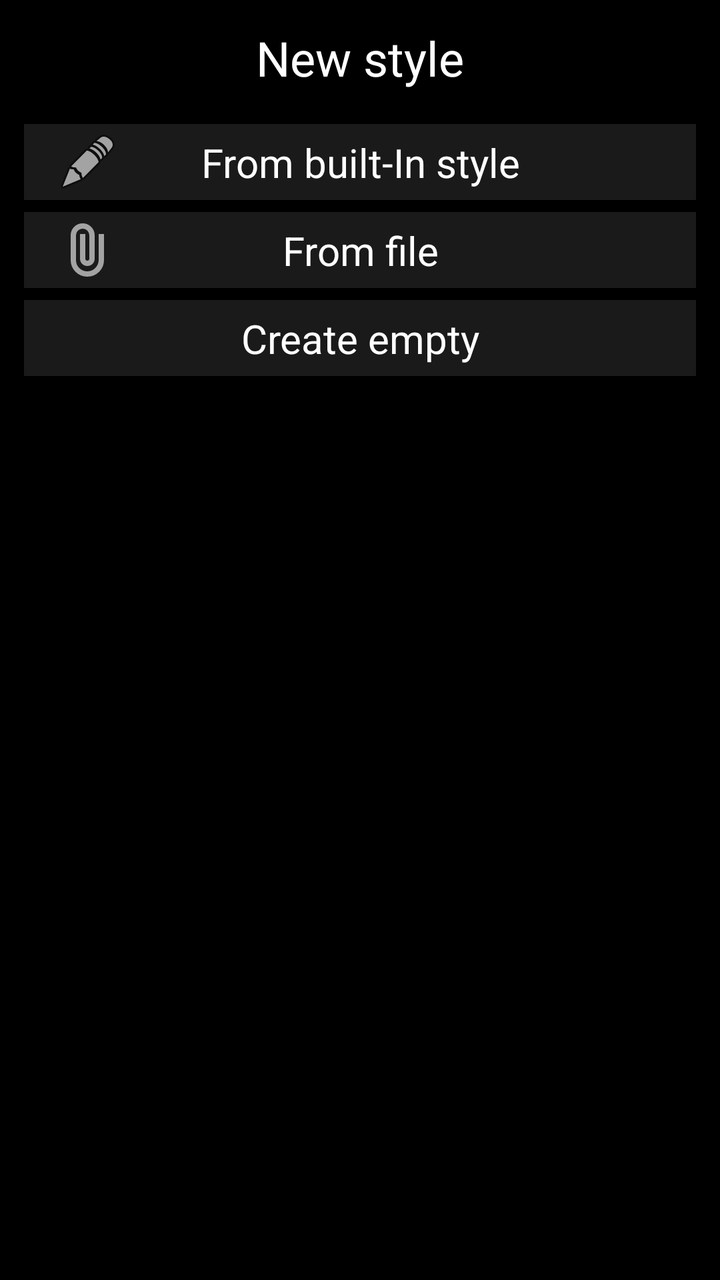
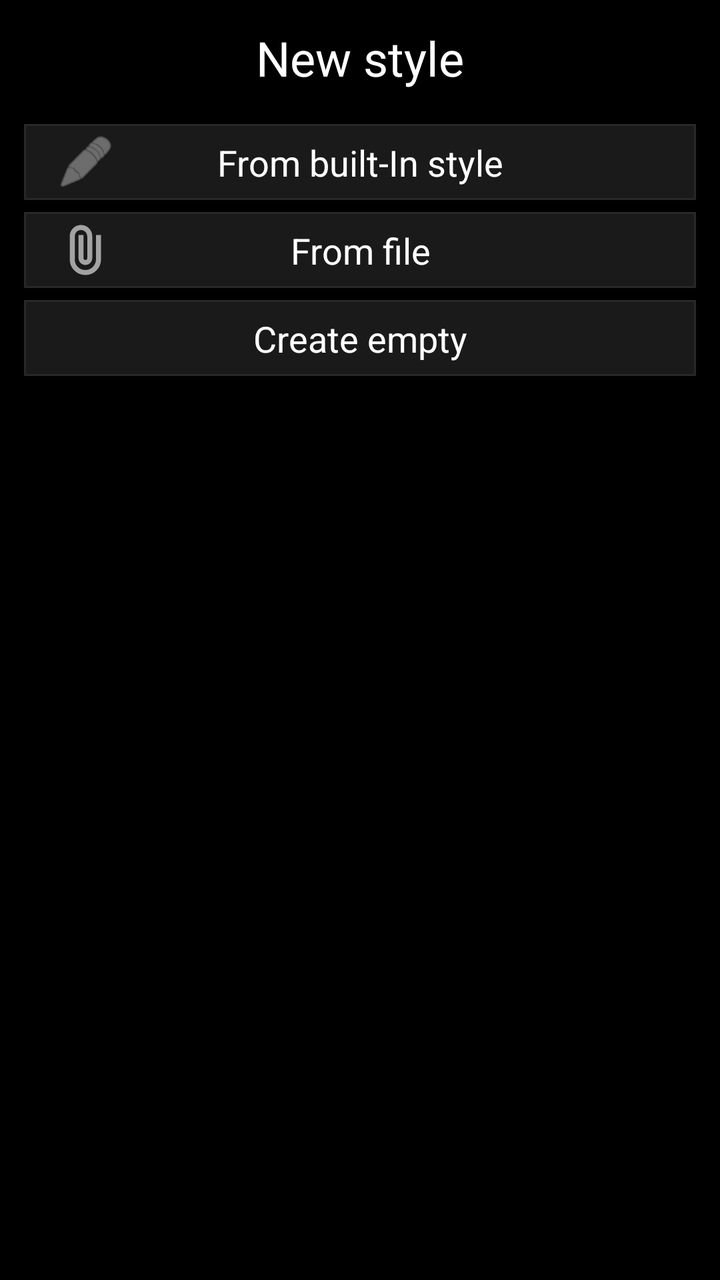

Compare the two renders of this Android layout. The source of the first and the diff that turns it into the second are given below.
<!-- AndroidManifest.xml: fallback theme Theme.MaterialComponents.DayNight.NoActionBar -->
<!-- res/layout/dialog_new_style.xml -->
<?xml version="1.0" encoding="utf-8"?>
<androidx.constraintlayout.widget.ConstraintLayout
        xmlns:android="http://schemas.android.com/apk/res/android"
        xmlns:app="http://schemas.android.com/apk/res-auto"
        android:layout_width="match_parent"
        android:layout_height="wrap_content"
        android:background="#000000"
        android:padding="12dp">

    <TextView
            android:id="@+id/title"
            android:layout_width="wrap_content"
            android:layout_height="34dp"
            android:gravity="center"
            android:text="New style"
            android:textColor="#FFFFFF"
            android:textSize="24sp"
            app:layout_constraintTop_toTopOf="parent"
            app:layout_constraintStart_toStartOf="parent"
            app:layout_constraintEnd_toEndOf="parent" />

    <androidx.constraintlayout.widget.ConstraintLayout
            android:id="@+id/buttonFromBuiltInStyle"
            android:layout_width="match_parent"
            android:layout_height="38dp"
            android:layout_marginTop="16dp"
            android:layout_marginBottom="2dp"
            android:background="#1B1A1A"
            app:layout_constraintTop_toBottomOf="@id/title"
            app:layout_constraintStart_toStartOf="parent"
            app:layout_constraintEnd_toEndOf="parent">

        <ImageView
                android:id="@+id/builtInStyleIcon"
                android:layout_width="32dp"
                android:layout_height="32dp"
                android:layout_marginStart="16dp"
                android:src="@android:drawable/ic_menu_edit"
                app:layout_constraintBottom_toBottomOf="parent"
                app:layout_constraintStart_toStartOf="parent"
                app:layout_constraintTop_toTopOf="parent" />

        <TextView
                android:id="@+id/builtInStyleText"
                android:layout_width="0dp"
                android:layout_height="wrap_content"
                android:gravity="center"
                android:text="From built-In style"
                android:textColor="#FFFFFF"
                android:textSize="20sp"
                app:layout_constraintTop_toTopOf="parent"
                app:layout_constraintBottom_toBottomOf="parent"
                app:layout_constraintStart_toStartOf="parent"
                app:layout_constraintEnd_toEndOf="parent" />
    </androidx.constraintlayout.widget.ConstraintLayout>

    <androidx.constraintlayout.widget.ConstraintLayout
            android:id="@+id/buttonFromFile"
            android:layout_width="match_parent"
            android:layout_height="38dp"
            android:layout_marginTop="6dp"
            android:layout_marginBottom="2dp"
            android:background="#1B1A1A"
            app:layout_constraintTop_toBottomOf="@id/buttonFromBuiltInStyle"
            app:layout_constraintStart_toStartOf="parent"
            app:layout_constraintEnd_toEndOf="parent">

        <ImageView
                android:id="@+id/fileIcon"
                android:layout_width="32dp"
                android:layout_height="32dp"
                android:layout_marginStart="16dp"
                android:src="@drawable/ic_file"
                app:tint="#a4a3a3"
                app:layout_constraintBottom_toBottomOf="parent"
                app:layout_constraintStart_toStartOf="parent"
                app:layout_constraintTop_toTopOf="parent" />

        <TextView
                android:id="@+id/fileBtnText"
                android:layout_width="0dp"
                android:layout_height="wrap_content"
                android:gravity="center"
                android:text="From file"
                android:textColor="#FFFFFF"
                android:textSize="20sp"
                app:layout_constraintTop_toTopOf="parent"
                app:layout_constraintBottom_toBottomOf="parent"
                app:layout_constraintStart_toStartOf="parent"
                app:layout_constraintEnd_toEndOf="parent" />
    </androidx.constraintlayout.widget.ConstraintLayout>

    <androidx.constraintlayout.widget.ConstraintLayout
            android:id="@+id/buttonCreateEmpty"
            android:layout_width="match_parent"
            android:layout_height="38dp"
            android:layout_marginTop="6dp"
            android:layout_marginBottom="2dp"
            android:background="#1B1A1A"
            app:layout_constraintTop_toBottomOf="@id/buttonFromFile"
            app:layout_constraintStart_toStartOf="parent"
            app:layout_constraintEnd_toEndOf="parent">

        <ImageView
                android:id="@+id/emptyIcon"
                android:layout_width="32dp"
                android:layout_height="32dp"
                android:layout_marginStart="16dp"
                android:src="@drawable/ic_create"
                app:layout_constraintBottom_toBottomOf="parent"
                app:layout_constraintStart_toStartOf="parent"
                app:layout_constraintTop_toTopOf="parent" />

        <TextView
                android:id="@+id/emptyBtnText"
                android:layout_width="0dp"
                android:layout_height="wrap_content"
                android:gravity="center"
                android:text="Create empty"
                android:textColor="#FFFFFF"
                android:textSize="20sp"
                app:layout_constraintTop_toTopOf="parent"
                app:layout_constraintBottom_toBottomOf="parent"
                app:layout_constraintStart_toStartOf="parent"
                app:layout_constraintEnd_toEndOf="parent" />
    </androidx.constraintlayout.widget.ConstraintLayout>

</androidx.constraintlayout.widget.ConstraintLayout>
<!-- resources referenced by this layout -->
<resources>
  <!-- drawable ic_file (drawable) -->
  <vector xmlns:android="http://schemas.android.com/apk/res/android" android:height="24dp" android:tint="#000000" android:viewportHeight="960" android:viewportWidth="960" android:width="24dp">
        
      <path android:fillColor="@android:color/white" android:pathData="M720,630Q720,734 647,807Q574,880 470,880Q366,880 293,807Q220,734 220,630L220,260Q220,185 272.5,132.5Q325,80 400,80Q475,80 527.5,132.5Q580,185 580,260L580,610Q580,656 548,688Q516,720 470,720Q424,720 392,688Q360,656 360,610L360,240L440,240L440,610Q440,623 448.5,631.5Q457,640 470,640Q483,640 491.5,631.5Q500,623 500,610L500,260Q499,218 470.5,189Q442,160 400,160Q358,160 329,189Q300,218 300,260L300,630Q299,701 349,750.5Q399,800 470,800Q540,800 589,750.5Q638,701 640,630L640,240L720,240L720,630Z"/>
      
  </vector>
</resources>

<!-- the commit's change to res/layout/dialog_new_style.xml (unified diff, before → after) -->
@@ -19,110 +19,155 @@
             app:layout_constraintStart_toStartOf="parent"
             app:layout_constraintEnd_toEndOf="parent" />
 
-    <androidx.constraintlayout.widget.ConstraintLayout
+
+    <com.google.android.material.card.MaterialCardView
             android:id="@+id/buttonFromBuiltInStyle"
             android:layout_width="match_parent"
             android:layout_height="38dp"
             android:layout_marginTop="16dp"
-            android:layout_marginBottom="2dp"
-            android:background="#1B1A1A"
+            android:clickable="true"
+            android:focusable="true"
+            android:foreground="?attr/selectableItemBackground"
+            app:cardBackgroundColor="#1B1A1A"
+            app:cardCornerRadius="0dp"
+            app:cardElevation="0dp"
+            app:strokeColor="#292828"
+            app:strokeWidth="1dp"
             app:layout_constraintTop_toBottomOf="@id/title"
             app:layout_constraintStart_toStartOf="parent"
             app:layout_constraintEnd_toEndOf="parent">
 
-        <ImageView
-                android:id="@+id/builtInStyleIcon"
-                android:layout_width="32dp"
-                android:layout_height="32dp"
-                android:layout_marginStart="16dp"
-                android:src="@android:drawable/ic_menu_edit"
-                app:layout_constraintBottom_toBottomOf="parent"
-                app:layout_constraintStart_toStartOf="parent"
-                app:layout_constraintTop_toTopOf="parent" />
+        <androidx.constraintlayout.widget.ConstraintLayout
+                android:layout_width="match_parent"
+                android:layout_height="match_parent">
 
-        <TextView
-                android:id="@+id/builtInStyleText"
-                android:layout_width="0dp"
-                android:layout_height="wrap_content"
-                android:gravity="center"
-                android:text="From built-In style"
-                android:textColor="#FFFFFF"
-                android:textSize="20sp"
-                app:layout_constraintTop_toTopOf="parent"
-                app:layout_constraintBottom_toBottomOf="parent"
-                app:layout_constraintStart_toStartOf="parent"
-                app:layout_constraintEnd_toEndOf="parent" />
-    </androidx.constraintlayout.widget.ConstraintLayout>
+            <ImageView
+                    android:id="@+id/builtInStyleIcon"
+                    android:layout_width="30dp"
+                    android:layout_height="30dp"
+                    android:layout_marginStart="16dp"
+                    android:src="@android:drawable/ic_menu_edit"
+                    app:tint="#A4A3A3"
+                    app:layout_constraintStart_toStartOf="parent"
+                    app:layout_constraintTop_toTopOf="parent"
+                    app:layout_constraintBottom_toBottomOf="parent" />
 
-    <androidx.constraintlayout.widget.ConstraintLayout
+            <TextView
+                    android:id="@+id/builtInStyleText"
+                    android:layout_width="0dp"
+                    android:layout_height="wrap_content"
+                    android:gravity="center"
+                    android:text="From built-In style"
+                    android:textColor="#FFFFFF"
+                    android:textSize="18sp"
+                    app:layout_constraintTop_toTopOf="parent"
+                    app:layout_constraintBottom_toBottomOf="parent"
+                    app:layout_constraintStart_toStartOf="parent"
+                    app:layout_constraintEnd_toEndOf="parent" />
+
+        </androidx.constraintlayout.widget.ConstraintLayout>
+
+    </com.google.android.material.card.MaterialCardView>
+
+
+    <com.google.android.material.card.MaterialCardView
             android:id="@+id/buttonFromFile"
             android:layout_width="match_parent"
             android:layout_height="38dp"
             android:layout_marginTop="6dp"
-            android:layout_marginBottom="2dp"
-            android:background="#1B1A1A"
+            android:clickable="true"
+            android:focusable="true"
+            android:foreground="?attr/selectableItemBackground"
+            app:cardBackgroundColor="#1B1A1A"
+            app:cardCornerRadius="0dp"
+            app:cardElevation="0dp"
+            app:strokeColor="#292828"
+            app:strokeWidth="1dp"
             app:layout_constraintTop_toBottomOf="@id/buttonFromBuiltInStyle"
             app:layout_constraintStart_toStartOf="parent"
             app:layout_constraintEnd_toEndOf="parent">
 
-        <ImageView
-                android:id="@+id/fileIcon"
-                android:layout_width="32dp"
-                android:layout_height="32dp"
-                android:layout_marginStart="16dp"
-                android:src="@drawable/ic_file"
-                app:tint="#a4a3a3"
-                app:layout_constraintBottom_toBottomOf="parent"
-                app:layout_constraintStart_toStartOf="parent"
-                app:layout_constraintTop_toTopOf="parent" />
+        <androidx.constraintlayout.widget.ConstraintLayout
+                android:layout_width="match_parent"
+                android:layout_height="match_parent">
 
-        <TextView
-                android:id="@+id/fileBtnText"
-                android:layout_width="0dp"
-                android:layout_height="wrap_content"
-                android:gravity="center"
-                android:text="From file"
-                android:textColor="#FFFFFF"
-                android:textSize="20sp"
-                app:layout_constraintTop_toTopOf="parent"
-                app:layout_constraintBottom_toBottomOf="parent"
-                app:layout_constraintStart_toStartOf="parent"
-                app:layout_constraintEnd_toEndOf="parent" />
-    </androidx.constraintlayout.widget.ConstraintLayout>
+            <ImageView
+                    android:id="@+id/fileIcon"
+                    android:layout_width="30dp"
+                    android:layout_height="30dp"
+                    android:layout_marginStart="16dp"
+                    android:src="@drawable/ic_file"
+                    app:tint="#A4A3A3"
+                    app:layout_constraintStart_toStartOf="parent"
+                    app:layout_constraintTop_toTopOf="parent"
+                    app:layout_constraintBottom_toBottomOf="parent" />
 
-    <androidx.constraintlayout.widget.ConstraintLayout
+            <TextView
+                    android:id="@+id/fileBtnText"
+                    android:layout_width="0dp"
+                    android:layout_height="wrap_content"
+                    android:gravity="center"
+                    android:text="From file"
+                    android:textColor="#FFFFFF"
+                    android:textSize="18sp"
+                    app:layout_constraintTop_toTopOf="parent"
+                    app:layout_constraintBottom_toBottomOf="parent"
+                    app:layout_constraintStart_toStartOf="parent"
+                    app:layout_constraintEnd_toEndOf="parent" />
+
+        </androidx.constraintlayout.widget.ConstraintLayout>
+
+    </com.google.android.material.card.MaterialCardView>
+
+
+    <com.google.android.material.card.MaterialCardView
             android:id="@+id/buttonCreateEmpty"
             android:layout_width="match_parent"
             android:layout_height="38dp"
             android:layout_marginTop="6dp"
-            android:layout_marginBottom="2dp"
-            android:background="#1B1A1A"
+            android:layout_marginBottom="10dp"
+            android:clickable="true"
+            android:focusable="true"
+            android:foreground="?attr/selectableItemBackground"
+            app:cardBackgroundColor="#1B1A1A"
+            app:cardCornerRadius="0dp"
+            app:cardElevation="0dp"
+            app:strokeColor="#292828"
+            app:strokeWidth="1dp"
             app:layout_constraintTop_toBottomOf="@id/buttonFromFile"
             app:layout_constraintStart_toStartOf="parent"
             app:layout_constraintEnd_toEndOf="parent">
 
-        <ImageView
-                android:id="@+id/emptyIcon"
-                android:layout_width="32dp"
-                android:layout_height="32dp"
-                android:layout_marginStart="16dp"
-                android:src="@drawable/ic_create"
-                app:layout_constraintBottom_toBottomOf="parent"
-                app:layout_constraintStart_toStartOf="parent"
-                app:layout_constraintTop_toTopOf="parent" />
+        <androidx.constraintlayout.widget.ConstraintLayout
+                android:layout_width="match_parent"
+                android:layout_height="match_parent">
 
-        <TextView
-                android:id="@+id/emptyBtnText"
-                android:layout_width="0dp"
-                android:layout_height="wrap_content"
-                android:gravity="center"
-                android:text="Create empty"
-                android:textColor="#FFFFFF"
-                android:textSize="20sp"
-                app:layout_constraintTop_toTopOf="parent"
-                app:layout_constraintBottom_toBottomOf="parent"
-                app:layout_constraintStart_toStartOf="parent"
-                app:layout_constraintEnd_toEndOf="parent" />
-    </androidx.constraintlayout.widget.ConstraintLayout>
+            <ImageView
+                    android:id="@+id/emptyIcon"
+                    android:layout_width="30dp"
+                    android:layout_height="30dp"
+                    android:layout_marginStart="16dp"
+                    android:src="@drawable/ic_create"
+                    app:tint="#A4A3A3"
+                    app:layout_constraintStart_toStartOf="parent"
+                    app:layout_constraintTop_toTopOf="parent"
+                    app:layout_constraintBottom_toBottomOf="parent" />
+
+            <TextView
+                    android:id="@+id/emptyBtnText"
+                    android:layout_width="0dp"
+                    android:layout_height="wrap_content"
+                    android:gravity="center"
+                    android:text="Create empty"
+                    android:textColor="#FFFFFF"
+                    android:textSize="18sp"
+                    app:layout_constraintTop_toTopOf="parent"
+                    app:layout_constraintBottom_toBottomOf="parent"
+                    app:layout_constraintStart_toStartOf="parent"
+                    app:layout_constraintEnd_toEndOf="parent" />
+
+        </androidx.constraintlayout.widget.ConstraintLayout>
+
+    </com.google.android.material.card.MaterialCardView>
 
 </androidx.constraintlayout.widget.ConstraintLayout>
